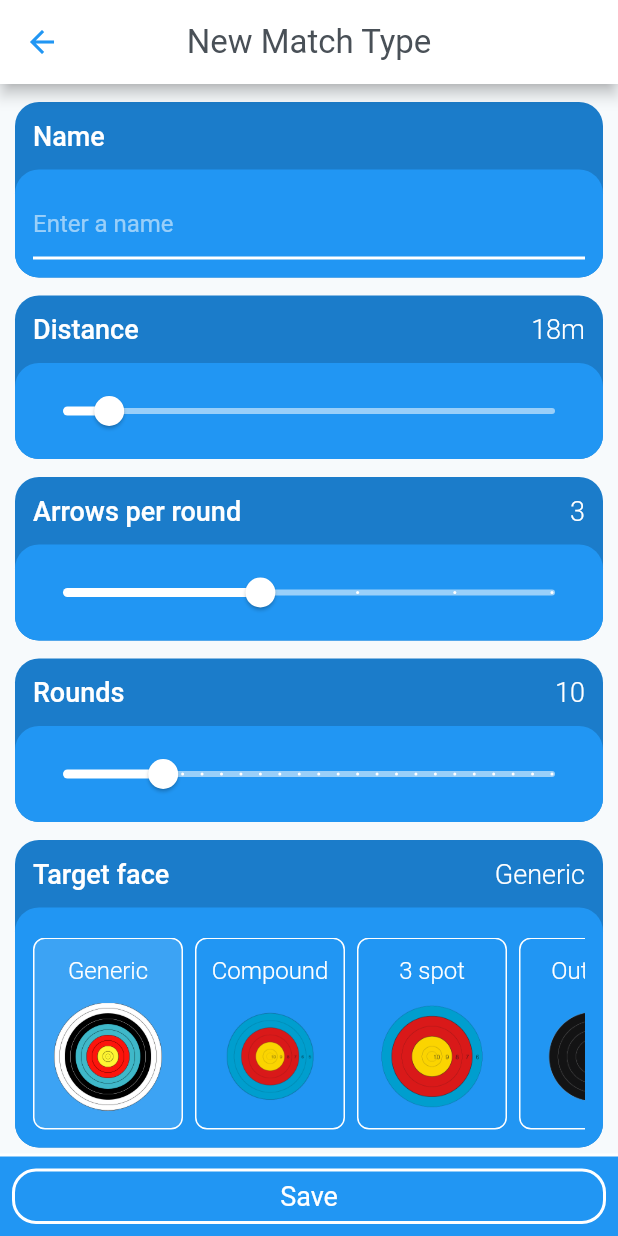
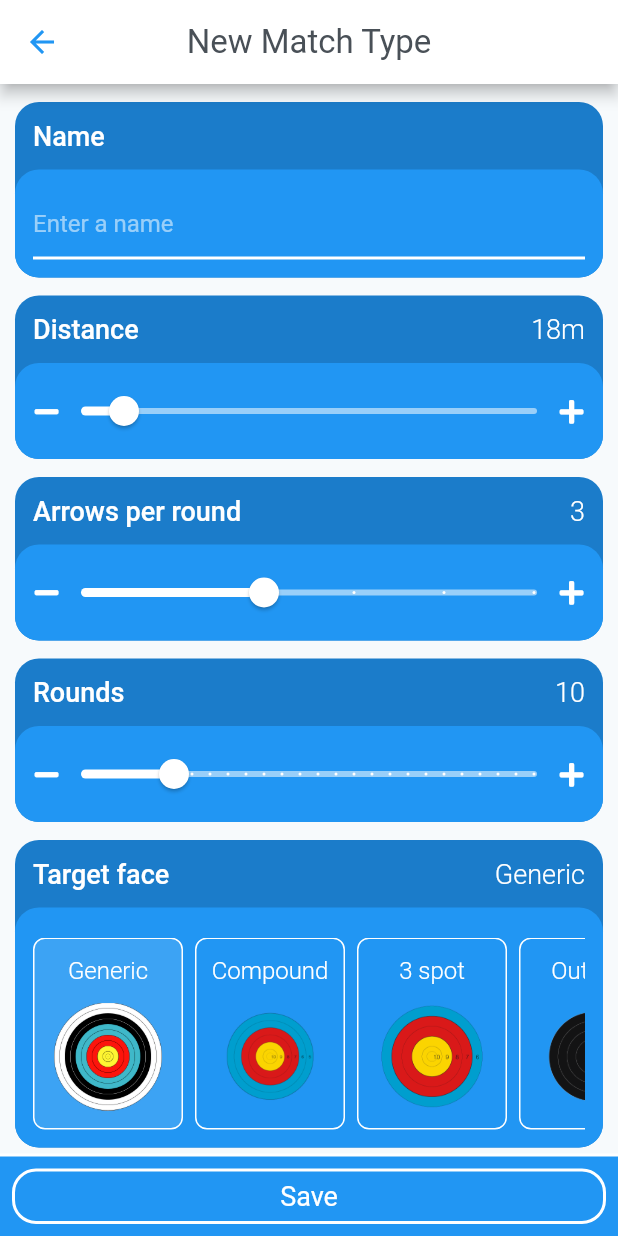
Before and after one commit to DanielScholte/ArrowLog, a Flutter app: the NewMatchTypePage screen opened directly, on a phone screen of 412 x 824 dp. Run offline on Flutter 3.47's test engine with Material 2 defaults, Android fonts, the phone set to English and light mode, and no system bars; our stand-ins replace bloc, flutter_bloc, font_awesome_flutter, package_info, share, sqflite; missing offline and left inert: sqflite_migration; accounts and stored records are empty; statements that could not run were skipped.

Commit message:
Added plus minus arrows to sliders

```diff
--- a/lib/pages/match_types/new_match_type.dart
+++ b/lib/pages/match_types/new_match_type.dart
@@ -85,6 +85,7 @@ class _NewMatchTypePageState extends State<NewMatchTypePage> {
                             onValueChanged: (value) => setState(() => _distance = value.toInt()),
                             min: 10,
                             max: 100,
+                            holdSpeed: 50,
                           ),
                         ),
                         ArrowLogCard(
@@ -147,6 +148,7 @@ class _NewMatchTypePageState extends State<NewMatchTypePage> {
                             onValueChanged: (value) => setState(() => _rounds = value.toInt()),
                             min: 5,
                             max: 30,
+                            holdSpeed: 100,
                           ),
                         ),
                         ArrowLogCard(
--- a/lib/widgets/input_slider.dart
+++ b/lib/widgets/input_slider.dart
@@ -1,21 +1,41 @@
+import 'dart:async';
+
 import 'package:flutter/material.dart';
+import 'package:font_awesome_flutter/font_awesome_flutter.dart';
 
 class ArrowLogInputSlider extends StatelessWidget {
   final double value;
   final void Function(double) onValueChanged;
   final double min;
   final double max;
+  final int holdSpeed;
 
   const ArrowLogInputSlider({
     @required this.value,
     @required this.onValueChanged,
     @required this.min,
-    @required this.max
+    @required this.max,
+    this.holdSpeed = 200,
   });
 
   @override
   Widget build(BuildContext context) {
-    return Slider(
+    return Row(
+      children: [
+        _PlusMinusButton(
+          type: _PlusMinusType.MINUS,
+          onChangeValue: () {
+            if (value == min) return;
+            onValueChanged(value - 1);
+          },
+          holdSpeed: holdSpeed,
+        ),
+        Expanded(
+          child: SliderTheme(
+            data: SliderThemeData(
+              trackShape: _SliderNoMarginTrackShape(),
+            ),
+            child: Slider(
               value: value,
               onChanged: onValueChanged,
               min: min,
@@ -23,6 +43,82 @@ class ArrowLogInputSlider extends StatelessWidget {
               divisions: (max - min).toInt(),
               inactiveColor: Colors.white54,
               activeColor: Colors.white,
+            ),
+          ),
+        ),
+        _PlusMinusButton(
+          type: _PlusMinusType.PLUS,
+          onChangeValue: () {
+            if (value == max) return;
+            onValueChanged(value + 1);
+          },
+          holdSpeed: holdSpeed,
+        ),
+      ],
     );
   }
 }
+
+enum _PlusMinusType {
+  MINUS,
+  PLUS
+}
+
+class _PlusMinusButton extends StatefulWidget {
+  final VoidCallback onChangeValue;
+  final _PlusMinusType type;
+  final int holdSpeed;
+
+  _PlusMinusButton({
+    @required this.onChangeValue,
+    @required this.type,
+    @required this.holdSpeed,
+  });
+
+  @override
+  __PlusMinusButtonState createState() => __PlusMinusButtonState();
+}
+
+class __PlusMinusButtonState extends State<_PlusMinusButton> {
+  Timer _timer;
+
+  @override
+  Widget build(BuildContext context) {
+    return GestureDetector(
+      behavior: HitTestBehavior.opaque,
+      onTap: () => widget.onChangeValue(),
+      onTapDown: (_) => _timer = Timer.periodic(Duration(milliseconds: widget.holdSpeed), (__) => widget.onChangeValue()),
+      onTapUp: (_) => _timer?.cancel(),
+      onTapCancel: () => _timer?.cancel(),
+      child: Padding(
+        padding: EdgeInsets.only(
+          top: 14.0,
+          bottom: 14.0,
+          left: widget.type == _PlusMinusType.MINUS ? 4.0 : 14.0,
+          right: widget.type == _PlusMinusType.PLUS ? 4.0 : 14.0,
+        ),
+        child: Icon(
+          widget.type == _PlusMinusType.MINUS ? FontAwesomeIcons.minus : FontAwesomeIcons.plus,
+          color: Colors.white,
+          size: 18,
+        ),
+      ),
+    );
+  }
+}
+
+class _SliderNoMarginTrackShape extends RoundedRectSliderTrackShape {
+  Rect getPreferredRect({
+    @required RenderBox parentBox,
+    Offset offset = Offset.zero,
+    @required SliderThemeData sliderTheme,
+    bool isEnabled = false,
+    bool isDiscrete = false,
+  }) {
+    final double trackHeight = sliderTheme.trackHeight;
+    final double trackLeft = offset.dx;
+    final double trackTop = offset.dy + (parentBox.size.height - trackHeight) / 2;
+    final double trackWidth = parentBox.size.width;
+    return Rect.fromLTWH(trackLeft, trackTop, trackWidth, trackHeight);
+  }
+}
```
Lines whose indentation alone changed are shown as unchanged.
